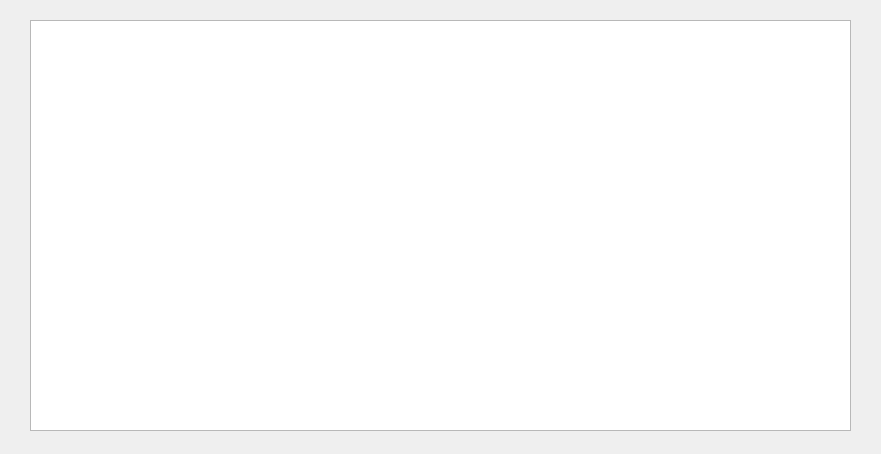
Above: ctripui/searchrooms.ui from imagecser/hotelManage before the change. Below: the same form after it.
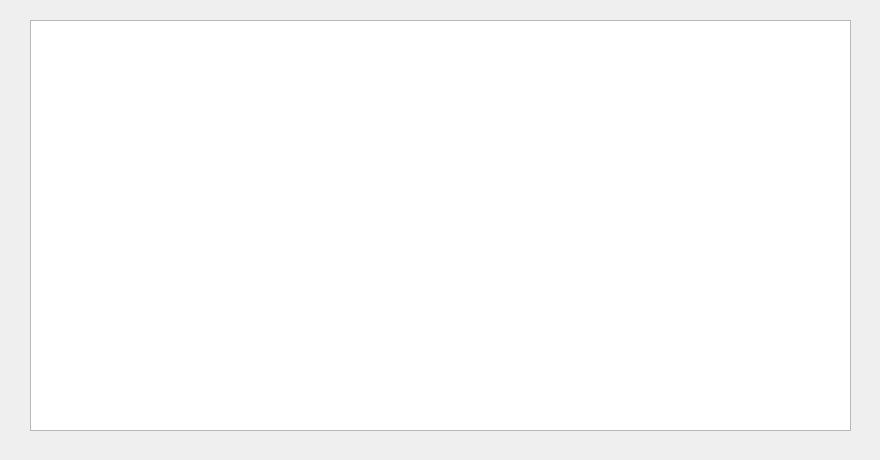
That is the form after the change.

The edit to the form file:
```diff
--- a/ctripui/searchrooms.ui
+++ b/ctripui/searchrooms.ui
@@ -6,8 +6,8 @@
    <rect>
     <x>0</x>
     <y>0</y>
-    <width>881</width>
-    <height>454</height>
+    <width>880</width>
+    <height>460</height>
    </rect>
   </property>
   <property name="windowTitle">
```
